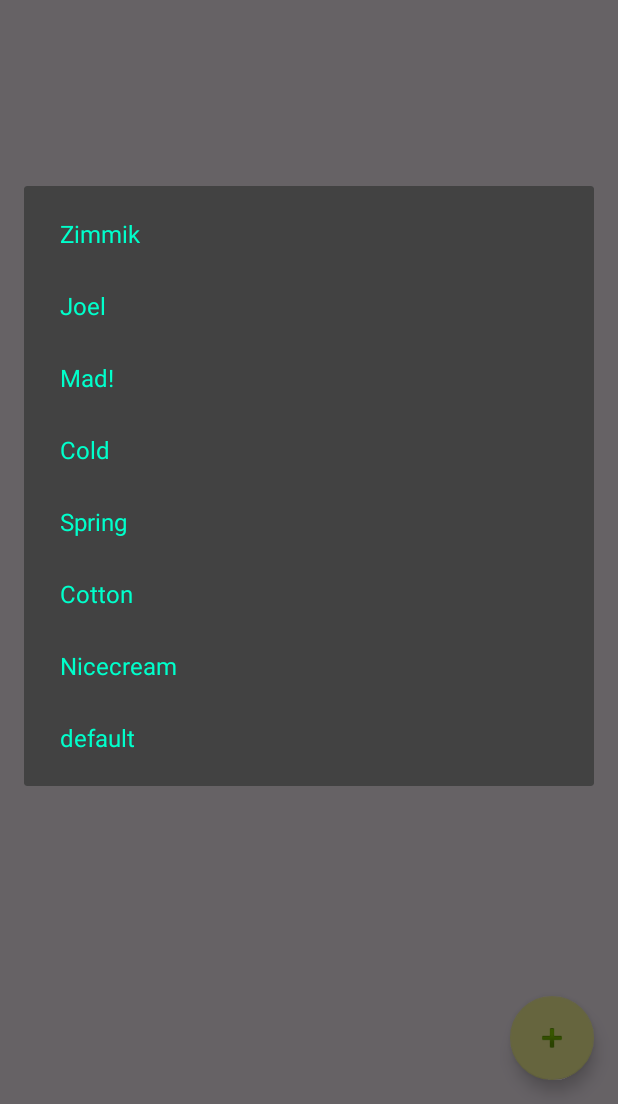
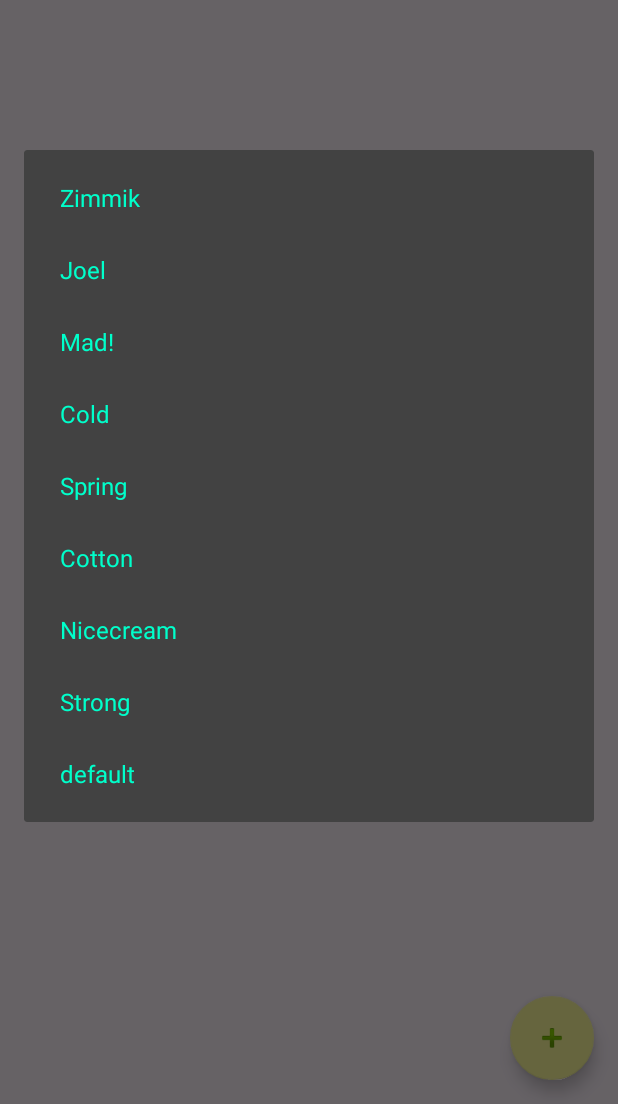
Before and after one commit to stobix/publifetracker, an Android app: the screen it shows after launch (MainActivity), in the options menu, after a tap on "Switch Theme", on a phone screen of 412 x 824 dp, the part 132-1236 px from its top. Run offline under Robolectric (Android 15) with nearby library versions, the phone set to English and light mode, and no system bars; our stand-ins replace Room's generated code; libraries missing offline, so code that uses them is left out: com.flask.colorpicker, de.codecrafters.tableview; 19 statements that could not run were skipped.

Commit message:
added theme

```diff
--- a/app/src/main/java/stobix/app/lifetracker/MainActivity.java
+++ b/app/src/main/java/stobix/app/lifetracker/MainActivity.java
@@ -219,6 +219,7 @@ public class MainActivity extends AppCompatActivity
                     c.add(new ThemeListItem("Spring",R.style.Theme_Spring_NoActionBar));
                     c.add(new ThemeListItem("Cotton",R.style.Theme_Cotton_NoActionBar));
                     c.add(new ThemeListItem("Nicecream",R.style.Theme_Nicecream_NoActionBar));
+                    c.add(new ThemeListItem("Strong",R.style.Theme_Strong_NoActionBar));
                     c.add(new ThemeListItem("default",R.style.AppTheme_NoActionBar));
 
 
--- a/app/src/main/res/values/colors.xml
+++ b/app/src/main/res/values/colors.xml
@@ -108,6 +108,19 @@
     <color name="colddata_header_text">#565656</color>
     <color name="colddata_headerColor">#b6b6b6</color>
 
+    <color name="strongtextColorPrimary">#ff00a1</color>
+    <color name="strongtextColorSecondary">#59d4de</color>
+    <color name="strongtextColorTertiary">#cfffc6</color>
+    <color name="strongnavigationBarColor">#203840</color>
+    <color name="strongAccent">#fdff9c</color>
+    <color name="strongPrimary">#e5ff9d</color>
+    <color name="strongPrimaryDark">#000000</color>
+    <color name="strongWindowBackground">#da00cc</color>
+    <color name="strongdata_row_odd">#ab1688</color>
+    <color name="strongdata_row_even">#d20197</color>
+    <color name="strongdata_header_text">#affff8</color>
+    <color name="strongdata_headerColor">#d900f1</color>
+
 
 
 </resources>
--- a/app/src/main/res/values/styles.xml
+++ b/app/src/main/res/values/styles.xml
@@ -154,4 +154,24 @@
         <item name="windowNoTitle">true</item>
     </style>
 
+    <style name="Theme.Strong" parent="Theme.AppCompat" >
+        <item name="android:textColorPrimary">@color/strongtextColorPrimary</item>
+        <item name="android:textColorSecondary">@color/strongtextColorSecondary</item>
+        <item name="android:textColorTertiary">@color/strongtextColorTertiary</item>
+        <item name="android:navigationBarColor" tools:ignore="NewApi">@color/strongnavigationBarColor</item>
+        <item name="colorPrimary">@color/strongPrimary</item>
+        <item name="colorPrimaryDark">@color/strongPrimaryDark</item>
+        <item name="colorAccent">@color/strongAccent</item>
+        <item name="android:windowBackground">@color/strongWindowBackground</item>
+        <item name="table_data_row_even">@color/strongdata_row_even</item>
+        <item name="table_data_row_odd">@color/strongdata_row_odd</item>
+        <item name="table_header_text">@color/strongdata_header_text</item>
+        <item name="tableView_headerColor">@color/strongdata_headerColor</item>
+    </style>
+
+    <style name="Theme.Strong.NoActionBar" >
+        <item name="windowActionBar">false</item>
+        <item name="windowNoTitle">true</item>
+    </style>
+
 </resources>
```
